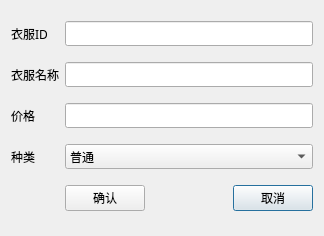
Before: the Qt Designer form LaundryManagementSystem/dlgupdateclothes.ui in Quentlam/LaundryManagementSystem, drawn with Qt 5.
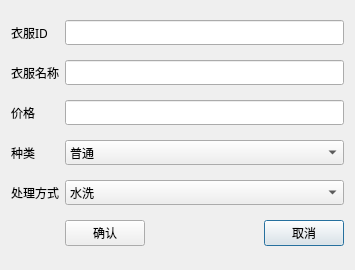
After: the same form once the commit is applied.

```diff
--- a/LaundryManagementSystem/dlgupdateclothes.ui
+++ b/LaundryManagementSystem/dlgupdateclothes.ui
@@ -6,10 +6,16 @@
    <rect>
     <x>0</x>
     <y>0</y>
-    <width>324</width>
-    <height>236</height>
+    <width>355</width>
+    <height>270</height>
    </rect>
   </property>
+  <property name="minimumSize">
+   <size>
+    <width>355</width>
+    <height>0</height>
+   </size>
+  </property>
   <property name="font">
    <font>
     <family>微软雅黑</family>
@@ -19,32 +25,6 @@
    <string>修改衣服信息</string>
   </property>
   <layout class="QGridLayout" name="gridLayout">
-   <item row="0" column="1" colspan="3">
-    <widget class="QLineEdit" name="LeID"/>
-   </item>
-   <item row="4" column="2">
-    <spacer name="horizontalSpacer">
-     <property name="orientation">
-      <enum>Qt::Horizontal</enum>
-     </property>
-     <property name="sizeHint" stdset="0">
-      <size>
-       <width>40</width>
-       <height>20</height>
-      </size>
-     </property>
-    </spacer>
-   </item>
-   <item row="1" column="1" colspan="3">
-    <widget class="QLineEdit" name="LeName"/>
-   </item>
-   <item row="4" column="3">
-    <widget class="QPushButton" name="BtnCancel">
-     <property name="text">
-      <string>取消</string>
-     </property>
-    </widget>
-   </item>
    <item row="2" column="0">
     <widget class="QLabel" name="label_3">
      <property name="text">
@@ -52,6 +32,16 @@
      </property>
     </widget>
    </item>
+   <item row="5" column="3">
+    <widget class="QPushButton" name="BtnCancel">
+     <property name="text">
+      <string>取消</string>
+     </property>
+    </widget>
+   </item>
+   <item row="0" column="1" colspan="3">
+    <widget class="QLineEdit" name="LeID"/>
+   </item>
    <item row="2" column="1" colspan="3">
     <widget class="QLineEdit" name="LePrice"/>
    </item>
@@ -69,13 +59,6 @@
      </property>
     </widget>
    </item>
-   <item row="4" column="1">
-    <widget class="QPushButton" name="BtnEnter">
-     <property name="text">
-      <string>确认</string>
-     </property>
-    </widget>
-   </item>
    <item row="3" column="0">
     <widget class="QLabel" name="label_4">
      <property name="text">
@@ -83,6 +66,19 @@
      </property>
     </widget>
    </item>
+   <item row="5" column="2">
+    <spacer name="horizontalSpacer">
+     <property name="orientation">
+      <enum>Qt::Horizontal</enum>
+     </property>
+     <property name="sizeHint" stdset="0">
+      <size>
+       <width>40</width>
+       <height>20</height>
+      </size>
+     </property>
+    </spacer>
+   </item>
    <item row="3" column="1" colspan="3">
     <widget class="QComboBox" name="CBType">
      <item>
@@ -102,6 +98,52 @@
      </item>
     </widget>
    </item>
+   <item row="5" column="1">
+    <widget class="QPushButton" name="BtnEnter">
+     <property name="text">
+      <string>确认</string>
+     </property>
+    </widget>
+   </item>
+   <item row="1" column="1" colspan="3">
+    <widget class="QLineEdit" name="LeName"/>
+   </item>
+   <item row="4" column="1" colspan="3">
+    <widget class="QComboBox" name="CBWashWay">
+     <item>
+      <property name="text">
+       <string>水洗</string>
+      </property>
+     </item>
+     <item>
+      <property name="text">
+       <string>干洗</string>
+      </property>
+     </item>
+     <item>
+      <property name="text">
+       <string>皮衣</string>
+      </property>
+     </item>
+     <item>
+      <property name="text">
+       <string>单烫</string>
+      </property>
+     </item>
+     <item>
+      <property name="text">
+       <string>其他</string>
+      </property>
+     </item>
+    </widget>
+   </item>
+   <item row="4" column="0">
+    <widget class="QLabel" name="label_5">
+     <property name="text">
+      <string>处理方式</string>
+     </property>
+    </widget>
+   </item>
   </layout>
  </widget>
  <tabstops>
```
